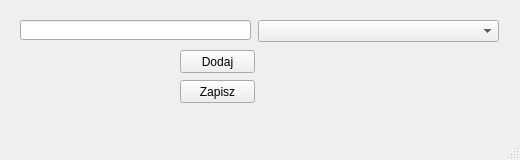
Above: Urzadzenia/urzadzeniadodajproducenta.ui from Astropl/OptiBase before the change. Below: the same form after it.
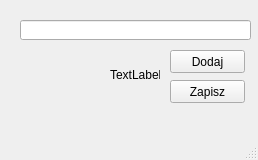
That is the form after the change.

Commit message: add icon check ok/no

Patch:
```diff
--- a/Urzadzenia/urzadzeniadodajproducenta.ui
+++ b/Urzadzenia/urzadzeniadodajproducenta.ui
@@ -6,7 +6,7 @@
    <rect>
     <x>0</x>
     <y>0</y>
-    <width>520</width>
+    <width>258</width>
     <height>160</height>
    </rect>
   </property>
@@ -17,7 +17,7 @@
    <widget class="QPushButton" name="pushButton">
     <property name="geometry">
      <rect>
-      <x>180</x>
+      <x>170</x>
       <y>50</y>
       <width>75</width>
       <height>23</height>
@@ -30,7 +30,7 @@
    <widget class="QPushButton" name="pushButton_2">
     <property name="geometry">
      <rect>
-      <x>180</x>
+      <x>170</x>
       <y>80</y>
       <width>75</width>
       <height>23</height>
@@ -60,6 +60,19 @@
      </rect>
     </property>
    </widget>
+   <widget class="QLabel" name="lblCheckOkNo">
+    <property name="geometry">
+     <rect>
+      <x>110</x>
+      <y>50</y>
+      <width>50</width>
+      <height>50</height>
+     </rect>
+    </property>
+    <property name="text">
+     <string>TextLabel</string>
+    </property>
+   </widget>
   </widget>
   <widget class="QMenuBar" name="menubar">
    <property name="geometry">
```
Left out of the diff: 2 changed lines with no effect on the pictures. The commit also changes 12 other files.
